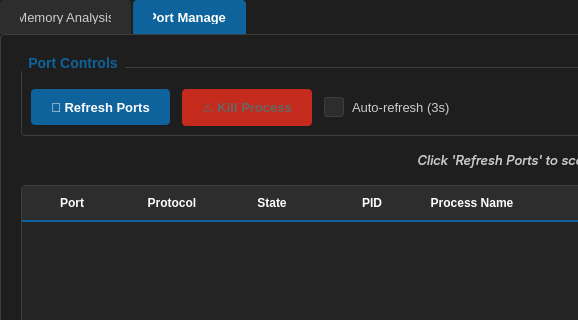
Before: the Qt Designer form mainwindow.ui in justsomerandomdude264/memyze, drawn with Qt 5; both pictures show x 0 to 578 and y 0 to 320 of the 1100 by 700 pixel window.
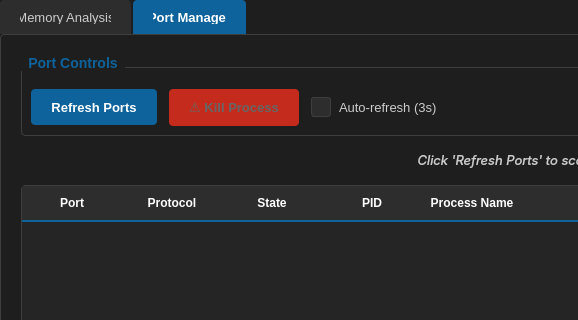
After: the same form once the commit is applied. Icons and pictures are not drawn.

The edit to the form file:
```diff
--- a/mainwindow.ui
+++ b/mainwindow.ui
@@ -21,7 +21,6 @@
   </property>
   <property name="styleSheet">
    <string notr="true">
-/* Main Window - Modern Dark Theme */
 QMainWindow {
     background-color: #1e1e1e;
 }
@@ -75,7 +74,7 @@
 }
 
 /* Input Fields */
-QLineEdit, QComboBox {
+QLineEdit {
     background-color: #2d2d2d;
     border: 1px solid #3e3e3e;
     border-radius: 4px;
@@ -84,6 +83,7 @@
     font-family: -apple-system, BlinkMacSystemFont, 'Segoe UI', Roboto, Ubuntu, monospace;
     font-size: 13px;
     selection-background-color: #0e639c;
+    selection-color: #ffffff;
 }
 
 QLineEdit:focus, QComboBox:focus {
@@ -91,19 +91,138 @@
     background-color: #252525;
 }
 
-QLineEdit:hover, QComboBox:hover {
+QLineEdit:hover {
+    border: 1px solid #505050;
+}
+
+/* ComboBox */
+QComboBox {
+    background-color: #2d2d2d;
+    border: 1px solid #3e3e3e;
+    border-radius: 4px;
+    padding: 8px 12px;
+    padding-right: 30px;
+    color: #ffffff;
+    font-family: -apple-system, BlinkMacSystemFont, 'Segoe UI', Roboto, Ubuntu, sans-serif;
+    font-size: 13px;
+}
+
+QComboBox:focus {
+    border: 1px solid #0e639c;
+    background-color: #252525;
+}
+
+QComboBox:hover {
     border: 1px solid #505050;
 }
 
 QComboBox::drop-down {
-    border: none;
+    subcontrol-origin: padding;
+    subcontrol-position: top right;
     width: 20px;
+    border: none;
+    background-color: transparent;
 }
 
 QComboBox::down-arrow {
-    image: url(:/icons/down-arrow.png);
-    width: 12px;
-    height: 12px;
+    image: none;
+    width: 0;
+    height: 0;
+}
+
+/* ComboBox Dropdown List */
+QComboBox QAbstractItemView {
+    background-color: #2d2d2d;
+    border: 1px solid #0e639c;
+    border-radius: 0px;
+    color: #ffffff;
+    selection-background-color: #0e639c;
+    selection-color: #ffffff;
+    outline: none;
+    padding: 0px;
+    margin: 0px;
+    spacing: 0px;
+}
+
+QComboBox QAbstractItemView::item {
+    padding: 8px 12px;
+    color: #ffffff;
+    background-color: #2d2d2d;
+    border: none;
+    outline: none;
+    margin: 0px;
+    height: 30px;
+    min-height: 30px;
+}
+
+QComboBox QAbstractItemView::item:first {
+    padding-top: 8px;
+    margin-top: 0px;
+    border-top: none;
+}
+
+QComboBox QAbstractItemView::item:last {
+    padding-bottom: 8px;
+    margin-bottom: 0px;
+    border-bottom: none;
+}
+
+QComboBox QAbstractItemView::item:selected {
+    background-color: #0e639c;
+}
+
+QComboBox QAbstractItemView::item:hover {
+    background-color: #3e3e3e;
+}
+
+/* Force frame to be dark */
+QComboBox QFrame {
+    background-color: #2d2d2d;
+    border: none;
+}
+
+/* Style the viewport */
+QComboBox QAbstractItemView::viewport {
+    background-color: #2d2d2d;
+}
+
+/* Remove all scroll button artifacts */
+QComboBox QAbstractScrollArea QScrollBar:vertical {
+    background-color: #2d2d2d;
+    width: 0px;
+    margin: 0px;
+}
+
+QComboBox QScrollBar::add-line:vertical,
+QComboBox QScrollBar::sub-line:vertical,
+QComboBox QScrollBar::up-arrow:vertical,
+QComboBox QScrollBar::down-arrow:vertical {
+    height: 0px;
+    width: 0px;
+    background: #2d2d2d;
+    border: none;
+}
+
+/* Completer Popup */
+QListView {
+    background-color: #2d2d2d;
+    border: 1px solid #0e639c;
+    color: #ffffff;
+    selection-background-color: #0e639c;
+    selection-color: #ffffff;
+}
+
+QListView::item {
+    padding: 6px 12px;
+    color: #ffffff;
+}
+
+QListView::item:selected {
+    background-color: #0e639c;
+}
+
+QListView::item:hover {
+    background-color: #3e3e3e;
 }
 
 /* Buttons */
@@ -154,6 +273,7 @@
 /* Table Widget */
 QTableWidget {
     background-color: #252525;
+    alternate-background-color: #2a2a2a;
     border: 1px solid #3e3e3e;
     border-radius: 4px;
     gridline-color: #3e3e3e;
@@ -164,6 +284,8 @@
 
 QTableWidget::item {
     padding: 5px;
+    border: none;
+    color: #cccccc;
 }
 
 QTableWidget::item:selected {
@@ -683,7 +805,7 @@
               </size>
              </property>
              <property name="text">
-              <string>🔄 Refresh Ports</string>
+              <string>Refresh Ports</string>
              </property>
             </widget>
            </item>
```
Left out of the diff: 8 changed lines with no effect on the pictures.
